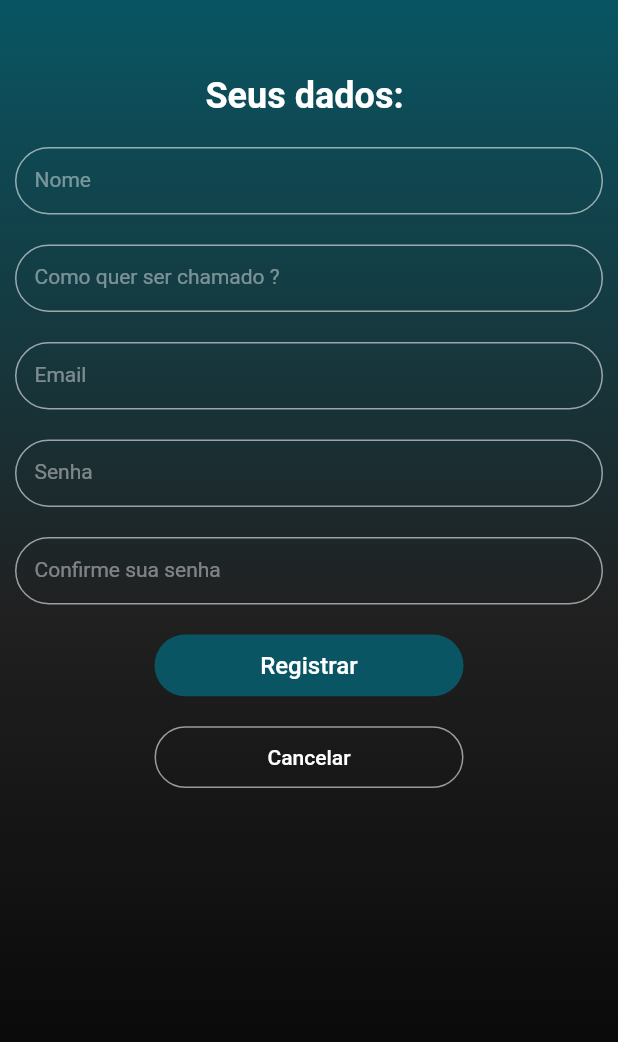
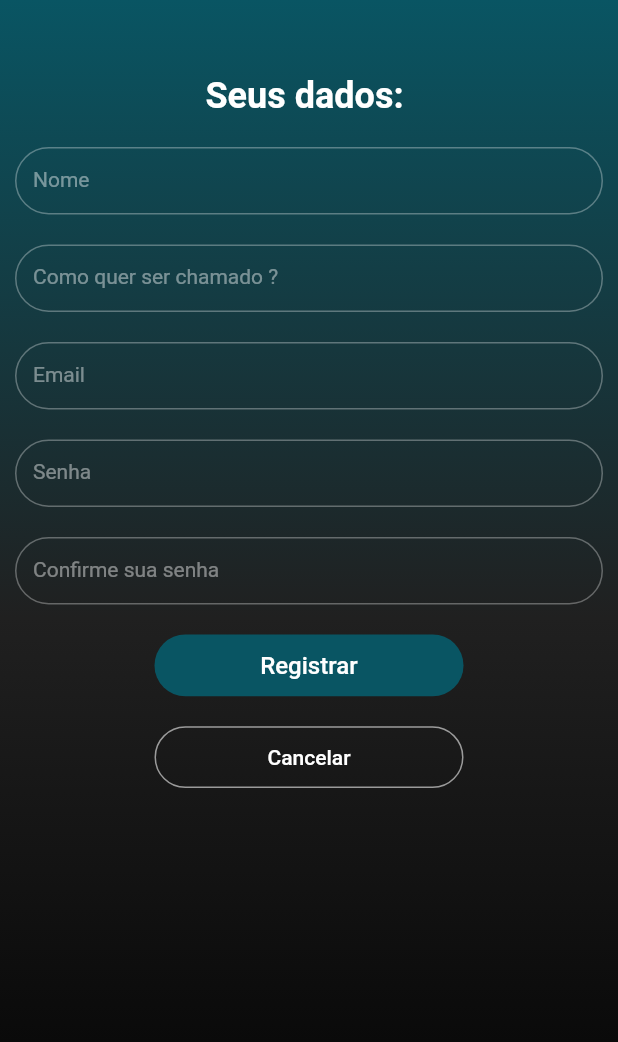
Before and after one commit to Pires1945/movies_review, a Flutter app: the RegisterPageForm screen opened by its route, on a phone screen of 412 x 824 dp. Shown: the top 1042 px of the screen. Run offline on Flutter 3.47's test engine with Material 2 defaults, Android fonts, the light colour scheme and no system bars; our stand-ins replace carousel_slider.

Commit message:
Ajustado cores ds campos de texto, tela de registro

```diff
--- a/lib/pages/registerPage.dart
+++ b/lib/pages/registerPage.dart
@@ -56,26 +56,28 @@ class _RegisterPageFormState extends State<RegisterPageForm> {
                       child: Column(
                         children: [
                           Container(
-                            decoration: BoxDecoration(
-                              border: Border.all(
-                                  color:
-                                      const Color.fromARGB(144, 255, 255, 255)),
-                              borderRadius: BorderRadius.circular(25),
-                            ),
                             height: 45,
                             child: TextFormField(
                               style: const TextStyle(color: Colors.white),
                               decoration: const InputDecoration(
-                                  labelText: 'Nome',
-                                  labelStyle: TextStyle(
-                                      color: Color.fromARGB(111, 255, 255, 255),
-                                      fontSize: 14),
-                                  border: OutlineInputBorder(
-                                    borderSide: BorderSide.none,
-                                  ),
-                                  focusedBorder: OutlineInputBorder(
-                                    borderSide: BorderSide.none,
-                                  )),
+                                labelText: 'Nome',
+                                labelStyle: TextStyle(
+                                    color: Color.fromARGB(111, 255, 255, 255),
+                                    fontSize: 14),
+                                enabledBorder: OutlineInputBorder(
+                                    borderRadius:
+                                        BorderRadius.all(Radius.circular(25)),
+                                    borderSide: BorderSide(
+                                        color:
+                                            Color.fromARGB(80, 255, 255, 255))),
+                                focusedBorder: OutlineInputBorder(
+                                  borderRadius:
+                                      BorderRadius.all(Radius.circular(25)),
+                                  borderSide: BorderSide(
+                                      color:
+                                          Color.fromARGB(144, 255, 255, 255)),
+                                ),
+                              ),
                               keyboardType: TextInputType.name,
                               cursorColor:
                                   const Color.fromARGB(255, 221, 221, 221),
@@ -91,12 +93,6 @@ class _RegisterPageFormState extends State<RegisterPageForm> {
                           ),
                           const SizedBox(height: 20),
                           Container(
-                            decoration: BoxDecoration(
-                              border: Border.all(
-                                  color:
-                                      const Color.fromARGB(144, 255, 255, 255)),
-                              borderRadius: BorderRadius.circular(25),
-                            ),
                             height: 45,
                             child: TextFormField(
                               style: const TextStyle(color: Colors.white),
@@ -105,12 +101,18 @@ class _RegisterPageFormState extends State<RegisterPageForm> {
                                   labelStyle: TextStyle(
                                       color: Color.fromARGB(111, 255, 255, 255),
                                       fontSize: 14),
-                                  border: OutlineInputBorder(
-                                    borderSide: BorderSide.none,
-                                  ),
+                                  enabledBorder: OutlineInputBorder(
+                                      borderRadius:
+                                          BorderRadius.all(Radius.circular(25)),
+                                      borderSide: BorderSide(
+                                          color: Color.fromARGB(
+                                              80, 255, 255, 255))),
                                   focusedBorder: OutlineInputBorder(
-                                    borderSide: BorderSide.none,
-                                  )),
+                                      borderRadius:
+                                          BorderRadius.all(Radius.circular(25)),
+                                      borderSide: BorderSide(
+                                          color: Color.fromARGB(
+                                              144, 255, 255, 255)))),
                               keyboardType: TextInputType.name,
                               cursorColor:
                                   const Color.fromARGB(255, 221, 221, 221),
@@ -123,12 +125,6 @@ class _RegisterPageFormState extends State<RegisterPageForm> {
                           ),
                           const SizedBox(height: 20),
                           Container(
-                            decoration: BoxDecoration(
-                              border: Border.all(
-                                  color:
-                                      const Color.fromARGB(144, 255, 255, 255)),
-                              borderRadius: BorderRadius.circular(25),
-                            ),
                             height: 45,
                             child: TextFormField(
                               style: const TextStyle(color: Colors.white),
@@ -137,12 +133,18 @@ class _RegisterPageFormState extends State<RegisterPageForm> {
                                   labelStyle: TextStyle(
                                       color: Color.fromARGB(111, 255, 255, 255),
                                       fontSize: 14),
-                                  border: OutlineInputBorder(
-                                    borderSide: BorderSide.none,
-                                  ),
+                                  enabledBorder: OutlineInputBorder(
+                                      borderRadius:
+                                          BorderRadius.all(Radius.circular(25)),
+                                      borderSide: BorderSide(
+                                          color: Color.fromARGB(
+                                              80, 255, 255, 255))),
                                   focusedBorder: OutlineInputBorder(
-                                    borderSide: BorderSide.none,
-                                  )),
+                                      borderRadius:
+                                          BorderRadius.all(Radius.circular(25)),
+                                      borderSide: BorderSide(
+                                          color: Color.fromARGB(
+                                              144, 255, 255, 255)))),
                               keyboardType: TextInputType.text,
                               cursorColor:
                                   const Color.fromARGB(255, 221, 221, 221),
@@ -159,12 +161,6 @@ class _RegisterPageFormState extends State<RegisterPageForm> {
                           ),
                           const SizedBox(height: 20),
                           Container(
-                            decoration: BoxDecoration(
-                              border: Border.all(
-                                  color:
-                                      const Color.fromARGB(144, 255, 255, 255)),
-                              borderRadius: BorderRadius.circular(25),
-                            ),
                             height: 45,
                             child: TextFormField(
                               controller: _passwordController,
@@ -174,12 +170,18 @@ class _RegisterPageFormState extends State<RegisterPageForm> {
                                   labelStyle: TextStyle(
                                       color: Color.fromARGB(111, 255, 255, 255),
                                       fontSize: 14),
-                                  border: OutlineInputBorder(
-                                    borderSide: BorderSide.none,
-                                  ),
+                                  enabledBorder: OutlineInputBorder(
+                                      borderRadius:
+                                          BorderRadius.all(Radius.circular(25)),
+                                      borderSide: BorderSide(
+                                          color: Color.fromARGB(
+                                              80, 255, 255, 255))),
                                   focusedBorder: OutlineInputBorder(
-                                    borderSide: BorderSide.none,
-                                  )),
+                                      borderRadius:
+                                          BorderRadius.all(Radius.circular(25)),
+                                      borderSide: BorderSide(
+                                          color: Color.fromARGB(
+                                              144, 255, 255, 255)))),
                               keyboardType: TextInputType.name,
                               cursorColor:
                                   const Color.fromARGB(255, 221, 221, 221),
@@ -195,12 +197,6 @@ class _RegisterPageFormState extends State<RegisterPageForm> {
                           ),
                           const SizedBox(height: 20),
                           Container(
-                            decoration: BoxDecoration(
-                              border: Border.all(
-                                  color:
-                                      const Color.fromARGB(144, 255, 255, 255)),
-                              borderRadius: BorderRadius.circular(25),
-                            ),
                             height: 45,
                             child: TextFormField(
                               style: const TextStyle(color: Colors.white),
@@ -209,12 +205,18 @@ class _RegisterPageFormState extends State<RegisterPageForm> {
                                   labelStyle: TextStyle(
                                       color: Color.fromARGB(111, 255, 255, 255),
                                       fontSize: 14),
-                                  border: OutlineInputBorder(
-                                    borderSide: BorderSide.none,
-                                  ),
+                                  enabledBorder: OutlineInputBorder(
+                                      borderRadius:
+                                          BorderRadius.all(Radius.circular(25)),
+                                      borderSide: BorderSide(
+                                          color: Color.fromARGB(
+                                              80, 255, 255, 255))),
                                   focusedBorder: OutlineInputBorder(
-                                    borderSide: BorderSide.none,
-                                  )),
+                                      borderRadius:
+                                          BorderRadius.all(Radius.circular(25)),
+                                      borderSide: BorderSide(
+                                          color: Color.fromARGB(
+                                              144, 255, 255, 255)))),
                               keyboardType: TextInputType.name,
                               cursorColor:
                                   const Color.fromARGB(255, 221, 221, 221),
@@ -239,7 +241,7 @@ class _RegisterPageFormState extends State<RegisterPageForm> {
                       height: MediaQuery.of(context).size.height * 0.05,
                       decoration: BoxDecoration(
                         borderRadius: BorderRadius.circular(25),
-                        color: Color.fromARGB(255, 9, 85, 99),
+                        color: const Color.fromARGB(255, 9, 85, 99),
                       ),
                       child: TextButton(
                         onPressed: () {},
```
